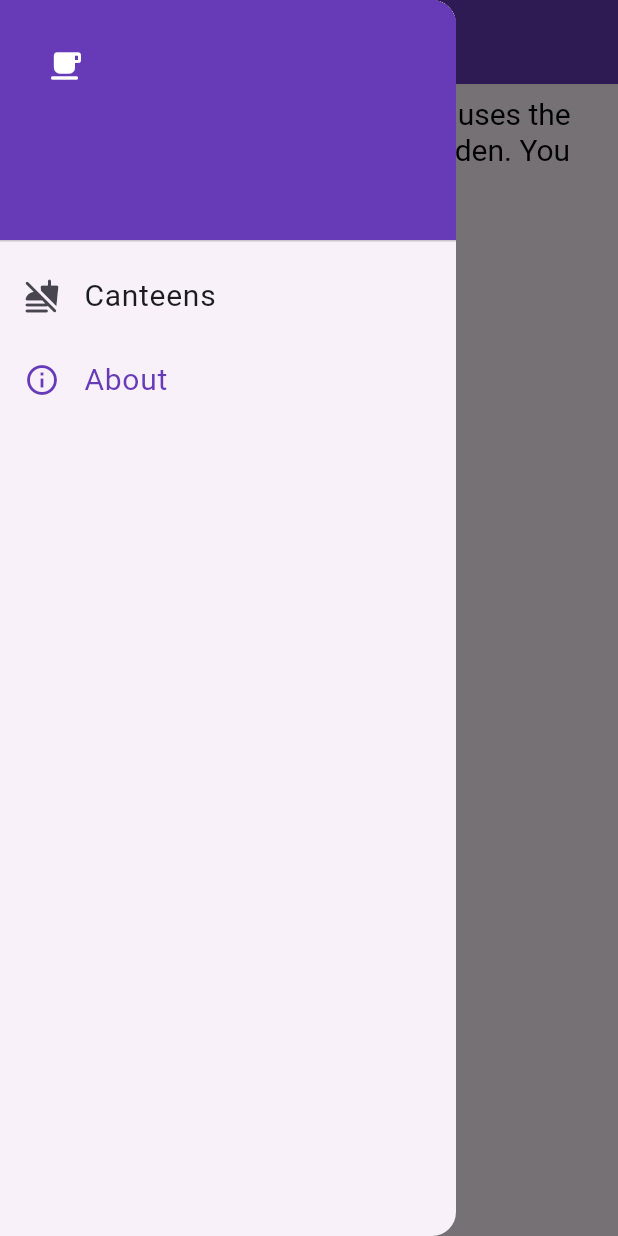
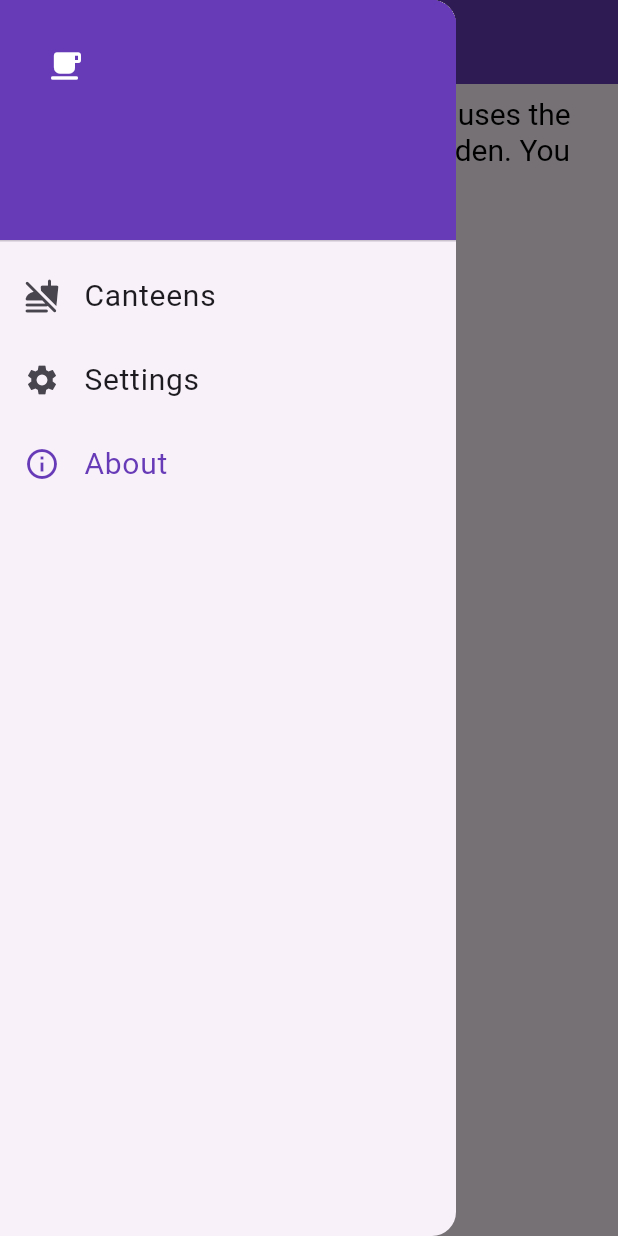
Before and after one commit to SoundSonic1/SimpleMensa_Flutter, a Flutter app: the AboutScreen screen opened directly, with the side drawer open, on a phone screen of 412 x 824 dp. Run offline on Flutter 3.47's test engine with Material 3 defaults, Android fonts, the phone set to English and light mode, and no system bars; our stand-ins replace dio, flutter_bloc, flutter_svg, objectbox, page_transition, retrofit; generated files the repository leaves out were written again; network calls fail.

Commit message:
Add settings screen

```diff
--- a/lib/data/model/meal.dart
+++ b/lib/data/model/meal.dart
@@ -32,6 +32,11 @@ class Meal {
     return note != null;
   }
 
+  bool get isVegan {
+    final note = notes?.firstWhereOrNull((note) => note.contains('vegan'));
+    return note != null;
+  }
+
   String formattedPrices() {
     final numberFormat = NumberFormat.currency(locale: 'de_De', symbol: '€');
     return prices.values.map((e) => numberFormat.format(e)).join('/');
--- a/lib/data/model/user_settings.dart
+++ b/lib/data/model/user_settings.dart
@@ -3,10 +3,28 @@ import 'package:simple_mensa/util/constants.dart';
 
 @Entity()
 class UserSettings {
-  UserSettings({required this.canteenOrder, this.id = Constants.userId});
+  UserSettings({
+    this.id = Constants.userId,
+    this.canteenOrder = const [],
+    this.useDarkTheme = false,
+    this.highlightVegan = false,
+  });
 
   @Id(assignable: true)
   final int id;
 
   final List<int> canteenOrder;
+  final bool useDarkTheme;
+  final bool highlightVegan;
+
+  UserSettings copyWith({
+    List<int>? canteenOrder,
+    bool? useDarkTheme,
+    bool? highlightVegan,
+  }) {
+    return UserSettings(
+        canteenOrder: canteenOrder ?? this.canteenOrder,
+        useDarkTheme: useDarkTheme ?? this.useDarkTheme,
+        highlightVegan: highlightVegan ?? this.highlightVegan);
+  }
 }
--- a/lib/data/repository/mensa_repository.dart
+++ b/lib/data/repository/mensa_repository.dart
@@ -56,8 +56,10 @@ class MensaRepository {
 
   Future<void> saveCanteenOrder(List<Canteen> canteens) async {
     final userSettings =
-        UserSettings(canteenOrder: canteens.map((e) => e.id).toList());
-    await settingsBox.putAsync(userSettings);
+        await settingsBox.getAsync(Constants.userId) ?? UserSettings();
+
+    await settingsBox.putAsync(userSettings.copyWith(
+        canteenOrder: canteens.map((e) => e.id).toList()));
   }
 
   List<Canteen> _sortCanteensById(List<int> ids, List<Canteen> canteens) {
--- /dev/null
+++ b/lib/data/repository/user_repository.dart
@@ -0,0 +1,17 @@
+import 'package:simple_mensa/data/model/user_settings.dart';
+import 'package:simple_mensa/objectbox.g.dart';
+import 'package:simple_mensa/util/constants.dart';
+
+class UserRepository {
+  UserRepository({required this.settingsBox});
+
+  final Box<UserSettings> settingsBox;
+
+  Future<UserSettings> getUserSettings() async {
+    return await settingsBox.getAsync(Constants.userId) ?? UserSettings();
+  }
+
+  Future<void> saveUserSettings(UserSettings settings) async {
+    settingsBox.putAsync(settings);
+  }
+}
--- a/lib/l10n/app_de.arb
+++ b/lib/l10n/app_de.arb
@@ -4,5 +4,8 @@
   "canteens": "Mensen",
   "about": "Über",
   "about_content": "Die App ist mit Flutter ❤\uFE0F gebaut. Sie nutzt die Mensa API des Studentenwerks Dresden. ",
-  "about_link": "hier"
+  "about_link": "hier",
+  "settings": "Einstellungen",
+  "settings_highlight_vegan": "Hebe vegane Gerichte hervor",
+  "settings_change_theme": "Ändere das Design in dunkel"
 }
--- a/lib/l10n/app_en.arb
+++ b/lib/l10n/app_en.arb
@@ -4,5 +4,8 @@
   "canteens": "Canteens",
   "about": "About",
   "about_content": "The app is built with Flutter ❤\uFE0F. It uses the API from the Studentenwerk Dresden. You can find the source code ",
-  "about_link": "here"
+  "about_link": "here",
+  "settings": "Settings",
+  "settings_highlight_vegan": "Highlight vegan meals",
+  "settings_change_theme": "Change theme to dark"
 }
--- a/lib/ui/about/about_screen.dart
+++ b/lib/ui/about/about_screen.dart
@@ -14,7 +14,7 @@ class AboutScreen extends StatelessWidget {
     return Scaffold(
         appBar: SimpleAppBar(title: context.loc.about),
         drawer: const SimpleDrawer(
-          selectedIndex: 1,
+          selectedIndex: 2,
         ),
         body: Padding(
           padding: const EdgeInsets.all(8.0),
--- a/lib/ui/canteen/bloc/canteen_state.dart
+++ b/lib/ui/canteen/bloc/canteen_state.dart
@@ -1,5 +1,6 @@
 import 'package:flutter/foundation.dart';
 import 'package:simple_mensa/data/model/meal.dart';
+import 'package:simple_mensa/data/model/user_settings.dart';
 
 @immutable
 abstract class CanteenState {}
@@ -9,7 +10,8 @@ class CanteenLoading extends CanteenState {}
 class CanteenError extends CanteenState {}
 
 class CanteenDataLoaded extends CanteenState {
-  CanteenDataLoaded({required this.meals});
+  CanteenDataLoaded({required this.meals, required this.userSettings});
 
   final List<Meal> meals;
+  final UserSettings userSettings;
 }
--- a/lib/ui/widget/simple_drawer.dart
+++ b/lib/ui/widget/simple_drawer.dart
@@ -2,6 +2,7 @@ import 'package:flutter/material.dart';
 import 'package:simple_mensa/extension/build_context_extension.dart';
 import 'package:simple_mensa/ui/about/about_screen.dart';
 import 'package:simple_mensa/ui/home/home_screen.dart';
+import 'package:simple_mensa/ui/settings/settings_screen.dart';
 
 class SimpleDrawer extends StatelessWidget {
   const SimpleDrawer({super.key, required this.selectedIndex});
@@ -43,6 +44,18 @@ class SimpleDrawer extends StatelessWidget {
           ListTile(
             selected: selectedIndex == 1,
             selectedColor: selectedColor,
+            leading: const Icon(Icons.settings),
+            title: Text(
+              context.loc.settings,
+              style: const TextStyle(fontSize: 20.0),
+            ),
+            onTap: () {
+              _navigateTo(context, const SettingsScreen());
+            },
+          ),
+          ListTile(
+            selected: selectedIndex == 2,
+            selectedColor: selectedColor,
             leading: const Icon(Icons.info_outline),
             title: Text(
               context.loc.about,
```
Also changed, not shown: lib/objectbox-model.json (+22 -12 lines), lib/simple_mensa.dart (+9 -1 lines), lib/ui/canteen/bloc/canteen_bloc.dart (+6 -2 lines), lib/ui/canteen/canteen_screen.dart (+12 -6 lines), lib/ui/canteen/widget/meal_card.dart (+8 -2 lines), lib/ui/settings/bloc/settings_bloc.dart (added, +20 -0 lines), lib/ui/settings/bloc/settings_event.dart (added, +13 -0 lines), lib/ui/settings/bloc/settings_state.dart (added, +13 -0 lines), lib/ui/settings/settings_screen.dart (added, +65 -0 lines), lib/objectbox.g.dart.
